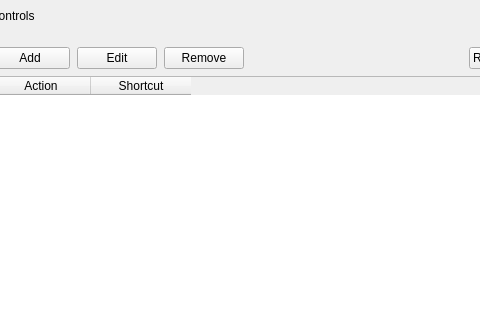
This is src/gui/dialogs/settingsdialog.ui in do-i/thumbgrid as Qt 5 draws it before an edit; both pictures show x 198 to 678 and y 0 to 320 of the 783 by 741 pixel window. The edited form follows.
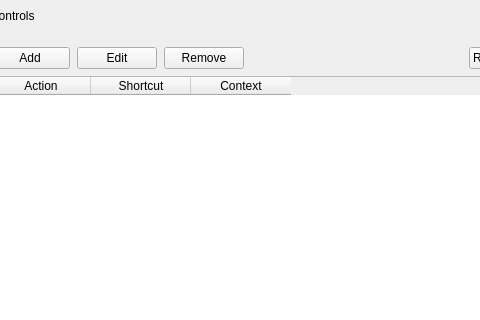
This is the edited form. The open tabs and pages were chosen to show the change. Custom widgets are drawn as their Qt base class.

Commit message: Scope keyboard shortcuts per view context

Patch:
```diff
--- a/src/gui/dialogs/settingsdialog.ui
+++ b/src/gui/dialogs/settingsdialog.ui
@@ -4123,6 +4123,11 @@
                  <string>Shortcut</string>
                 </property>
                </column>
+               <column>
+                <property name="text">
+                 <string>Context</string>
+                </property>
+               </column>
               </widget>
              </item>
             </layout>
```
The commit also changes 15 other files.
